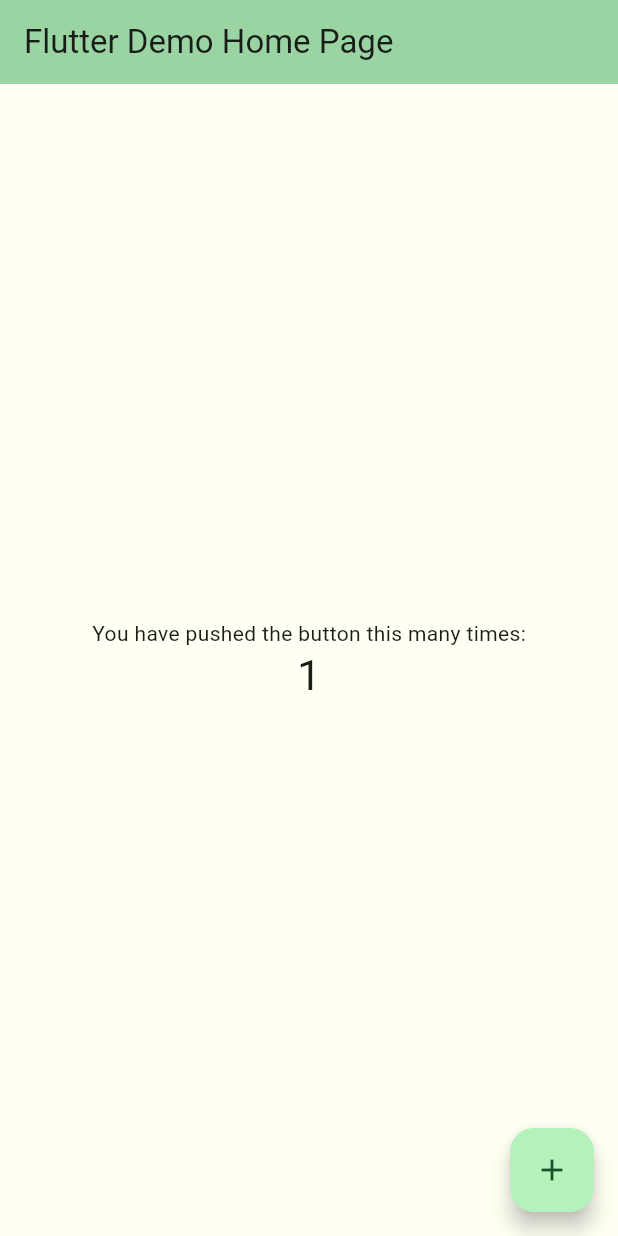
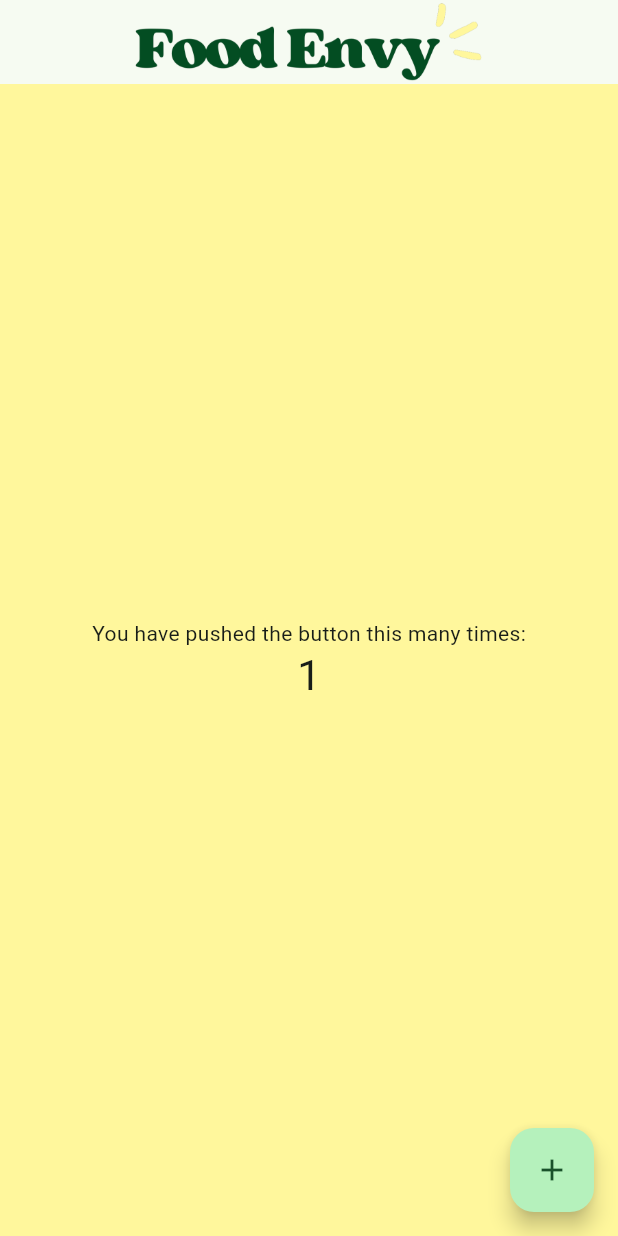
Before and after one commit to Food-Envy/food-envy-application, a Flutter app: the screen it shows once a user with an empty profile is signed in, after a tap on the "add" icon, on a phone screen of 412 x 824 dp. Run offline on Flutter 3.47's test engine with Material 2 defaults, Android fonts, the phone set to English and light mode, and no system bars; our stand-ins replace firebase_auth, firebase_core; missing offline and left inert: flutterfire_ui; accounts and stored records are empty.

Commit message:
initial app bar added

```diff
--- a/food_envy_application/lib/auth_gate.dart
+++ b/food_envy_application/lib/auth_gate.dart
@@ -1,7 +1,7 @@
 import 'package:firebase_auth/firebase_auth.dart';
 import 'package:flutter/material.dart';
 import 'package:flutterfire_ui/auth.dart';
-import 'main.dart';
+import 'home_page.dart';
 
 class AuthGate extends StatelessWidget {
   const AuthGate({super.key});
--- /dev/null
+++ b/food_envy_application/lib/home_page.dart
@@ -0,0 +1,76 @@
+import 'dart:math';
+
+import 'package:firebase_core/firebase_core.dart';
+import 'package:flutter/material.dart';
+import 'package:food_envy_application/auth_gate.dart';
+
+import 'firebase_options.dart';
+
+class MyHomePage extends StatefulWidget {
+  const MyHomePage({super.key, required this.title});
+
+  // This widget is the home page of your application. It is stateful, meaning
+  // that it has a State object (defined below) that contains fields that affect
+  // how it looks.
+
+  // This class is the configuration for the state. It holds the values (in this
+  // case the title) provided by the parent (in this case the App widget) and
+  // used by the build method of the State. Fields in a Widget subclass are
+  // always marked "final".
+
+  final String title;
+
+  @override
+  State<MyHomePage> createState() => _MyHomePageState();
+}
+
+class _MyHomePageState extends State<MyHomePage> {
+  int _counter = 0;
+
+  void _incrementCounter() {
+    setState(() {
+      // This call to setState tells the Flutter framework that something has
+      // changed in this State, which causes it to rerun the build method below
+      // so that the display can reflect the updated values. If we changed
+      // _counter without calling setState(), then the build method would not be
+      // called again, and so nothing would appear to happen.
+      _counter++;
+    });
+  }
+
+  @override
+  Widget build(BuildContext context) {
+    // This method is rerun every time setState is called
+    return Scaffold(
+      appBar: AppBar(
+        centerTitle: false,
+        title: Align(
+            alignment: Alignment.centerLeft,
+            child: Transform.scale(
+              child: Image.asset("assets/images/noBkgTitle.png"),
+              scale: 0.65,
+            )),
+      ),
+      backgroundColor: const Color(0xFFFFF79C),
+      body: Center(
+        child: Column(
+          mainAxisAlignment: MainAxisAlignment.center,
+          children: <Widget>[
+            const Text(
+              'You have pushed the button this many times:',
+            ),
+            Text(
+              '$_counter',
+              style: Theme.of(context).textTheme.headlineMedium,
+            ),
+          ],
+        ),
+      ),
+      floatingActionButton: FloatingActionButton(
+        onPressed: _incrementCounter,
+        tooltip: 'Increment',
+        child: const Icon(Icons.add),
+      ), // This trailing comma makes auto-formatting nicer for build methods.
+    );
+  }
+}
--- a/food_envy_application/lib/main.dart
+++ b/food_envy_application/lib/main.dart
@@ -45,91 +45,3 @@ class MyApp extends StatelessWidget {
     );
   }
 }
-
-class MyHomePage extends StatefulWidget {
-  const MyHomePage({super.key, required this.title});
-
-  // This widget is the home page of your application. It is stateful, meaning
-  // that it has a State object (defined below) that contains fields that affect
-  // how it looks.
-
-  // This class is the configuration for the state. It holds the values (in this
-  // case the title) provided by the parent (in this case the App widget) and
-  // used by the build method of the State. Fields in a Widget subclass are
-  // always marked "final".
-
-  final String title;
-
-  @override
-  State<MyHomePage> createState() => _MyHomePageState();
-}
-
-class _MyHomePageState extends State<MyHomePage> {
-  int _counter = 0;
-
-  void _incrementCounter() {
-    setState(() {
-      // This call to setState tells the Flutter framework that something has
-      // changed in this State, which causes it to rerun the build method below
-      // so that the display can reflect the updated values. If we changed
-      // _counter without calling setState(), then the build method would not be
-      // called again, and so nothing would appear to happen.
-      _counter++;
-    });
-  }
-
-  @override
-  Widget build(BuildContext context) {
-    // This method is rerun every time setState is called, for instance as done
-    // by the _incrementCounter method above.
-    //
-    // The Flutter framework has been optimized to make rerunning build methods
-    // fast, so that you can just rebuild anything that needs updating rather
-    // than having to individually change instances of widgets.
-    return Scaffold(
-      appBar: AppBar(
-        // TRY THIS: Try changing the color here to a specific color (to
-        // Colors.amber, perhaps?) and trigger a hot reload to see the AppBar
-        // change color while the other colors stay the same.
-        backgroundColor: Theme.of(context).colorScheme.inversePrimary,
-        // Here we take the value from the MyHomePage object that was created by
-        // the App.build method, and use it to set our appbar title.
-        title: Text(widget.title),
-      ),
-      body: Center(
-        // Center is a layout widget. It takes a single child and positions it
-        // in the middle of the parent.
-        child: Column(
-          // Column is also a layout widget. It takes a list of children and
-          // arranges them vertically. By default, it sizes itself to fit its
-          // children horizontally, and tries to be as tall as its parent.
-          //
-          // Column has various properties to control how it sizes itself and
-          // how it positions its children. Here we use mainAxisAlignment to
-          // center the children vertically; the main axis here is the vertical
-          // axis because Columns are vertical (the cross axis would be
-          // horizontal).
-          //
-          // TRY THIS: Invoke "debug painting" (choose the "Toggle Debug Paint"
-          // action in the IDE, or press "p" in the console), to see the
-          // wireframe for each widget.
-          mainAxisAlignment: MainAxisAlignment.center,
-          children: <Widget>[
-            const Text(
-              'You have pushed the button this many times:',
-            ),
-            Text(
-              '$_counter',
-              style: Theme.of(context).textTheme.headlineMedium,
-            ),
-          ],
-        ),
-      ),
-      floatingActionButton: FloatingActionButton(
-        onPressed: _incrementCounter,
-        tooltip: 'Increment',
-        child: const Icon(Icons.add),
-      ), // This trailing comma makes auto-formatting nicer for build methods.
-    );
-  }
-}
--- a/food_envy_application/pubspec.yaml
+++ b/food_envy_application/pubspec.yaml
@@ -65,6 +65,7 @@ flutter:
   # To add assets to your application, add an assets section, like this:
   assets:
     - assets/images/noBkgPrimaryLogo.png
+    - assets/images/noBkgTitle.png
 
   # An image asset can refer to one or more resolution-specific "variants", see
   # https://flutter.dev/assets-and-images/#resolution-aware
```
Also changed, not shown: food_envy_application/assets/images/noBkgTitle.png (added).
